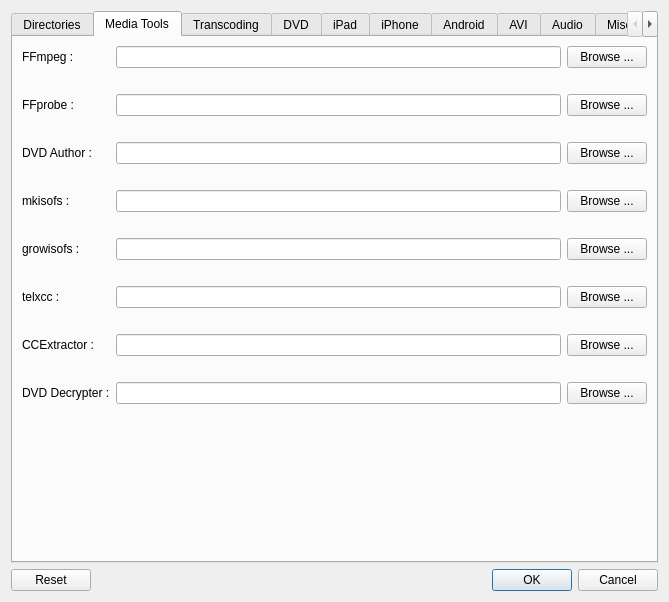
This is src/QtlMovie/QtlMovieEditSettings.ui in qtlmovie/qtlmovie as Qt 5 draws it before an edit. The edited form follows.
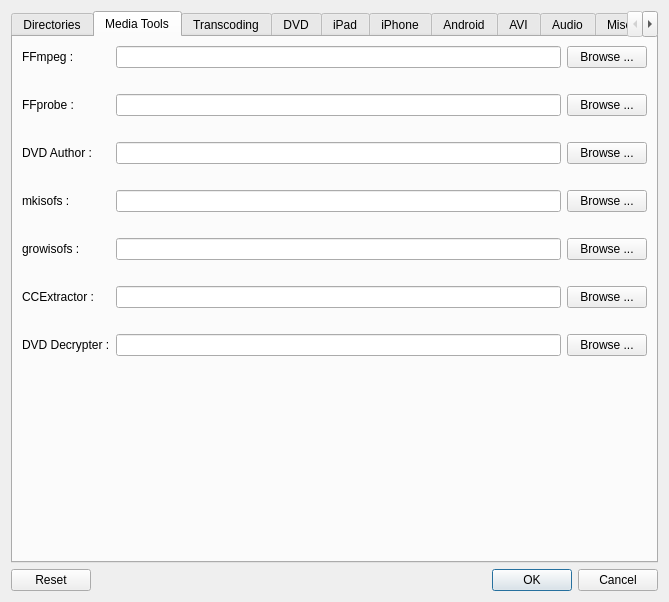
This is the edited form. The open tabs and pages were chosen to show the change. Icons and pictures are not drawn. Custom widgets are drawn as their Qt base class.

Commit message:
Removed dependency on Telxcc as an independent application.
Telxcc is no longer maintained. Telxcc has been removed from
the Windows and Mac installers. The Fedora and Ubuntu packages
no longer depend on telxcc. QtlMovie now performs Teletext
extraction internally, using some code from Telxcc.
Many thanks to Petr Kutalek for having developed Telxcc.

Patch:
```diff
--- a/src/QtlMovie/QtlMovieEditSettings.ui
+++ b/src/QtlMovie/QtlMovieEditSettings.ui
@@ -148,7 +148,7 @@
        <string>Media Tools</string>
       </attribute>
       <layout class="QGridLayout" name="layoutTools">
-       <item row="12" column="2">
+       <item row="10" column="2">
         <widget class="QPushButton" name="buttonBrowseCcextractor">
          <property name="text">
           <string>Browse ...</string>
@@ -179,9 +179,6 @@
          </property>
         </widget>
        </item>
-       <item row="10" column="1">
-        <widget class="QtlLineEdit" name="editTelxcc"/>
-       </item>
        <item row="2" column="1">
         <widget class="QtlLineEdit" name="editFFprobe"/>
        </item>
@@ -212,7 +209,7 @@
          </property>
         </widget>
        </item>
-       <item row="14" column="0">
+       <item row="12" column="0">
         <widget class="QLabel" name="labelDvdDecrypter">
          <property name="text">
           <string>DVD Decrypter :</string>
@@ -250,13 +247,6 @@
          </property>
         </widget>
        </item>
-       <item row="10" column="0">
-        <widget class="QLabel" name="labelTelxcc">
-         <property name="text">
-          <string>telxcc :</string>
-         </property>
-        </widget>
-       </item>
        <item row="4" column="0">
         <widget class="QLabel" name="labelDvdAuthor">
          <property name="text">
@@ -292,38 +282,24 @@
          </property>
         </widget>
        </item>
-       <item row="10" column="2">
-        <widget class="QPushButton" name="buttonBrowseTelxcc">
-         <property name="text">
-          <string>Browse ...</string>
-         </property>
-        </widget>
-       </item>
-       <item row="11" column="1">
-        <widget class="QLabel" name="defaultTelxcc">
-         <property name="text">
-          <string/>
-         </property>
-        </widget>
-       </item>
-       <item row="15" column="1">
+       <item row="13" column="1">
         <widget class="QLabel" name="defaultDvdDecrypter">
          <property name="text">
           <string/>
          </property>
         </widget>
        </item>
-       <item row="14" column="1">
+       <item row="12" column="1">
         <widget class="QtlLineEdit" name="editDvdDecrypter"/>
        </item>
-       <item row="14" column="2">
+       <item row="12" column="2">
         <widget class="QPushButton" name="buttonBrowseDvdDecrypter">
          <property name="text">
           <string>Browse ...</string>
          </property>
         </widget>
        </item>
-       <item row="16" column="1">
+       <item row="14" column="1">
         <spacer name="spacerMediaTools">
          <property name="orientation">
           <enum>Qt::Vertical</enum>
@@ -336,17 +312,17 @@
          </property>
         </spacer>
        </item>
-       <item row="12" column="1">
+       <item row="10" column="1">
         <widget class="QtlLineEdit" name="editCcextractor"/>
        </item>
-       <item row="12" column="0">
+       <item row="10" column="0">
         <widget class="QLabel" name="labelCcextractor">
          <property name="text">
           <string>CCExtractor :</string>
          </property>
         </widget>
        </item>
-       <item row="13" column="1">
+       <item row="11" column="1">
         <widget class="QLabel" name="defaultCcextractor">
          <property name="text">
           <string/>
```
Left out of the diff: 17 changed lines with no effect on the pictures. The commit also changes 43 other files.
